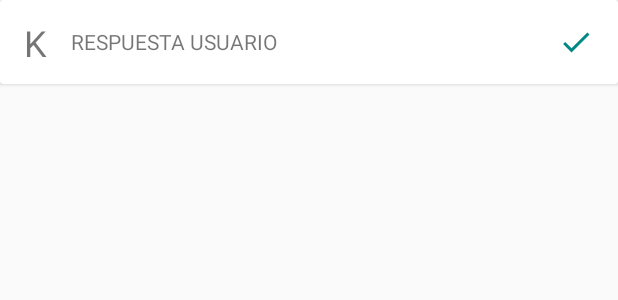
After one commit to ManuSenpai/Nihongo, an Android app: the layout listitem_result_1.xml on its own in the app's theme, with its tools: preview values and no code run, on a phone screen of 412 x 824 dp. The commit adds this screen. Shown: the top 300 px of the screen. Run offline under Robolectric (Android 15) with nearby library versions, the phone set to English and light mode, and no system bars.

Commit message:
Added Exam 1 result screen

```diff
--- /dev/null
+++ b/app/src/main/res/drawable-v24/section_element_alt.xml
@@ -0,0 +1,4 @@
+<?xml version="1.0" encoding="utf-8"?>
+<shape xmlns:android="http://schemas.android.com/apk/res/android" android:shape="rectangle">
+    <stroke android:color="@android:color/darker_gray" android:width="1dp"></stroke>
+</shape>
--- /dev/null
+++ b/app/src/main/res/drawable/ic_check.xml
@@ -0,0 +1,5 @@
+<vector android:height="24dp" android:tint="#FFFFFF"
+    android:viewportHeight="24" android:viewportWidth="24"
+    android:width="24dp" xmlns:android="http://schemas.android.com/apk/res/android">
+    <path android:fillColor="@android:color/white" android:pathData="M9,16.17L4.83,12l-1.42,1.41L9,19 21,7l-1.41,-1.41z"/>
+</vector>
--- /dev/null
+++ b/app/src/main/res/drawable/ic_x.xml
@@ -0,0 +1,5 @@
+<vector android:height="24dp" android:tint="#FFFFFF"
+    android:viewportHeight="24" android:viewportWidth="24"
+    android:width="24dp" xmlns:android="http://schemas.android.com/apk/res/android">
+    <path android:fillColor="@android:color/white" android:pathData="M19,6.41L17.59,5 12,10.59 6.41,5 5,6.41 10.59,12 5,17.59 6.41,19 12,13.41 17.59,19 19,17.59 13.41,12z"/>
+</vector>
--- /dev/null
+++ b/app/src/main/res/layout/listitem_result_1.xml
@@ -0,0 +1,57 @@
+<?xml version="1.0" encoding="utf-8"?>
+<androidx.cardview.widget.CardView
+    xmlns:android="http://schemas.android.com/apk/res/android"
+    xmlns:app="http://schemas.android.com/apk/res-auto"
+    android:layout_width="match_parent"
+    android:layout_height="wrap_content">
+
+    <LinearLayout
+        android:layout_width="match_parent"
+        android:layout_height="match_parent"
+        android:orientation="horizontal"
+        android:padding="16dp">
+
+    <TextView
+        android:id="@+id/tvKanji"
+        android:layout_width="wrap_content"
+        android:layout_height="match_parent"
+        android:text="K"
+        android:textSize="24sp"
+        android:gravity="center"
+        android:layout_gravity="center"
+        android:includeFontPadding="false"
+        android:layout_marginEnd="16dp"/>
+
+    <LinearLayout
+        android:layout_width="0dp"
+        android:layout_height="wrap_content"
+        android:layout_weight="1"
+        android:layout_gravity="center"
+        android:orientation="vertical">
+
+        <TextView
+            android:id="@+id/tvUserAnswer"
+            android:layout_width="match_parent"
+            android:layout_height="wrap_content"
+            android:text="RESPUESTA USUARIO"/>
+
+        <TextView
+            android:id="@+id/tvCorrectAnswer"
+            android:layout_width="match_parent"
+            android:layout_height="wrap_content"
+            android:text="RESPUESTA USUARIO"
+            android:visibility="gone"/>
+    </LinearLayout>
+
+    <ImageView
+        android:id="@+id/ivIcon"
+        android:layout_width="wrap_content"
+        android:layout_height="wrap_content"
+        android:src="@drawable/ic_check"
+        android:layout_gravity="center"
+        android:layout_marginStart="16dp"
+        app:tint="@color/design_default_color_secondary_variant" />
+
+    </LinearLayout>
+
+</androidx.cardview.widget.CardView>
```
Also changed, not shown: app/src/main/java/saptools/mgavilan/nihongo/adapter/Exam1ResultAdapter.kt (added, +58 -0 lines), app/src/main/java/saptools/mgavilan/nihongo/fragments/Exam1Fragment.kt (+6 -2 lines), app/src/main/java/saptools/mgavilan/nihongo/fragments/Exam1ResultsFragment.kt (added, +101 -0 lines), app/src/main/res/layout/fragment_exam_result_screen.xml (added, +116 -0 lines).
